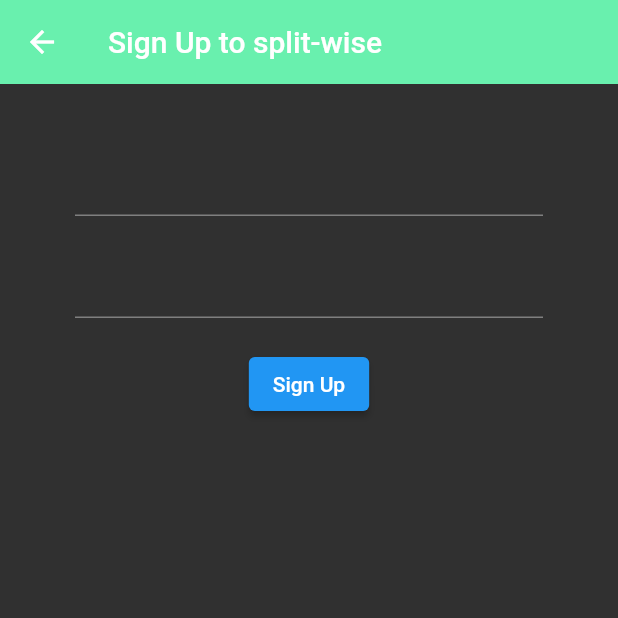
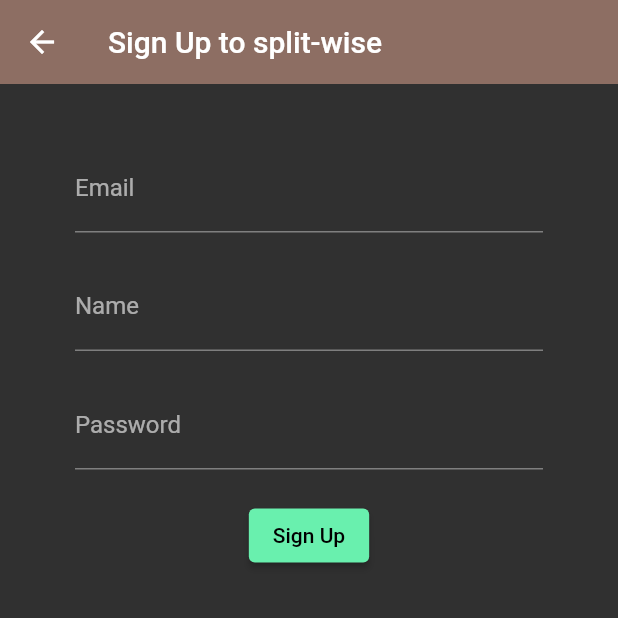
Before and after one commit to 159aadi314/campus_splitwise, a Flutter app: the screen it shows after launch, after a tap on "Sign Up", on a phone screen of 412 x 824 dp, the top half of it. Run offline on Flutter 3.47's test engine with Material 2 defaults, Android fonts, the phone set to English and light mode, and no system bars; our stand-ins replace cloud_firestore, email_validator, firebase_auth, firebase_core, font_awesome_flutter, google_sign_in; accounts and stored records are empty.

Commit message:
username added

```diff
--- a/lib/src/MainPage.dart
+++ b/lib/src/MainPage.dart
@@ -5,7 +5,8 @@
 import 'package:campus_splitwise/src/group_page.dart';
 
 class MainPage extends StatefulWidget {
-  MainPage({Key? key}) : super(key: key);
+  final String uid;
+  MainPage({required this.uid});
   final String title = 's';
   final screens = [
     const ActivityPage(),
--- a/lib/src/authenticate/authenticate.dart
+++ b/lib/src/authenticate/authenticate.dart
@@ -1,3 +1,4 @@
+import 'package:campus_splitwise/services/database.dart';
 import 'package:flutter/material.dart';
 import 'package:font_awesome_flutter/font_awesome_flutter.dart';
 
@@ -14,6 +15,7 @@
 
 class _AuthenticateState extends State<Authenticate> {
   final AuthService _auth = AuthService();
+  final DatabaseService _db = DatabaseService();
   @override
   Widget build(BuildContext context) {
     return Padding(
@@ -66,6 +68,8 @@
               icon: FaIcon(FontAwesomeIcons.google),
               onPressed: () async {
                 dynamic result = await _auth.googleLogIn();
+                await _db.CreateUser(
+                    result.uid, result.email, result.password, result.name);
                 if (result == null) {
                   print("ERROR!!");
                 } else {
--- a/lib/src/authenticate/register.dart
+++ b/lib/src/authenticate/register.dart
@@ -1,3 +1,4 @@
+import 'package:campus_splitwise/services/database.dart';
 import 'package:flutter/material.dart';
 import 'package:campus_splitwise/services/auth.dart';
 
@@ -12,16 +13,19 @@
 
 class _RegisterState extends State<Register> {
   final AuthService _auth = AuthService();
+  final DatabaseService _db = DatabaseService();
   String email = '';
   String password = '';
   String error = '';
+  String name = '';
 
   final _formkey = GlobalKey<FormState>();
   @override
   Widget build(BuildContext context) {
     return Scaffold(
+      // backgroundColor: Colors.brown[50],
       appBar: AppBar(
-        backgroundColor: Colors.greenAccent,
+        backgroundColor: Colors.brown[400],
         elevation: 0.0,
         title: Text('Sign Up to split-wise'),
       ),
@@ -35,6 +39,9 @@
                     height: 20.0,
                   ),
                   TextFormField(
+                    decoration: InputDecoration(
+                      labelText: 'Email',
+                    ),
                     validator: (val) {
                       if (val == null) {
                         return "Enter an non null email";
@@ -52,6 +59,29 @@
                     height: 20.0,
                   ),
                   TextFormField(
+                    decoration: InputDecoration(
+                      labelText: 'Name',
+                    ),
+                    validator: (val) {
+                      if (val == null) {
+                        return "Enter an non null Name";
+                      } else {
+                        return val.isEmpty ? "Enter a Name" : null;
+                      }
+                    },
+                    onChanged: (val) {
+                      setState(() {
+                        name = val;
+                      });
+                    },
+                  ),
+                  SizedBox(
+                    height: 20.0,
+                  ),
+                  TextFormField(
+                    decoration: InputDecoration(
+                      labelText: 'Password',
+                    ),
                     validator: (val) {
                       if (val == null) {
                         return "Enter a non null password of minimum 6 chars";
@@ -83,15 +113,21 @@
                           } else {
                             Navigator.pop(context);
                             print(result.uid);
+                            await _db.CreateUser(
+                                result.uid, email, password, name);
                             setState(() {
                               error = '';
                             });
                           }
                         }
                       },
+                      style: ButtonStyle(
+                        backgroundColor:
+                            MaterialStateProperty.all(Colors.greenAccent),
+                      ),
                       child: Text(
                         'Sign Up',
-                        style: TextStyle(color: Colors.white),
+                        style: TextStyle(color: Colors.black),
                       )),
                   SizedBox(
                     height: 30,
--- a/lib/src/authenticate/signin.dart
+++ b/lib/src/authenticate/signin.dart
@@ -1,5 +1,5 @@
+import 'package:campus_splitwise/services/auth.dart';
 import 'package:flutter/material.dart';
-import 'package:campus_splitwise/services/auth.dart';
 
 class SignIn extends StatefulWidget {
   const SignIn({Key? key}) : super(key: key);
@@ -20,7 +20,7 @@
   @override
   Widget build(BuildContext context) {
     return Scaffold(
-      backgroundColor: Colors.brown[50],
+      // backgroundColor: Colors.brown[50],
       appBar: AppBar(
         backgroundColor: Colors.brown[400],
         elevation: 0.0,
@@ -36,6 +36,9 @@
                     height: 50.0,
                   ),
                   TextFormField(
+                    decoration: InputDecoration(
+                      labelText: 'Email',
+                    ),
                     validator: (val) {
                       if (val == null) {
                         return "Enter an non null email";
@@ -53,13 +56,14 @@
                     height: 20.0,
                   ),
                   TextFormField(
+                    decoration: InputDecoration(
+                      labelText: 'Password',
+                    ),
                     validator: (val) {
                       if (val == null) {
                         return "Enter a non null password of minimum 6 chars";
                       } else {
-                        return val.length < 6
-                            ? "Enter a password of minimum 6 chars"
-                            : null;
+                        return val.length < 6 ? "Incorrect Password" : null;
                       }
                     },
                     obscureText: true,
@@ -79,7 +83,7 @@
                               .signInWithEmailAndPassword(email, password);
                           if (result == null) {
                             setState(() {
-                              error = 'Enter a valid email';
+                              error = 'Incorrect Email or Password';
                             });
                           } else {
                             Navigator.pop(context);
@@ -90,9 +94,13 @@
                           }
                         }
                       },
+                      style: ButtonStyle(
+                        backgroundColor:
+                            MaterialStateProperty.all(Colors.greenAccent),
+                      ),
                       child: Text(
                         'Sign In',
-                        style: TextStyle(color: Colors.white),
+                        style: TextStyle(color: Colors.black),
                       )),
                   SizedBox(
                     height: 30,
--- a/lib/src/wrapper.dart
+++ b/lib/src/wrapper.dart
@@ -15,7 +15,7 @@
     if (user == null) {
       return Authenticate();
     } else {
-      return MainPage();
+      return MainPage(uid: user.uid);
     }
   }
 }
```
Also changed, not shown: lib/services/database.dart (added, +46 -0 lines), lib/src/groups/create_group_confirm.dart (+16 -25 lines).
